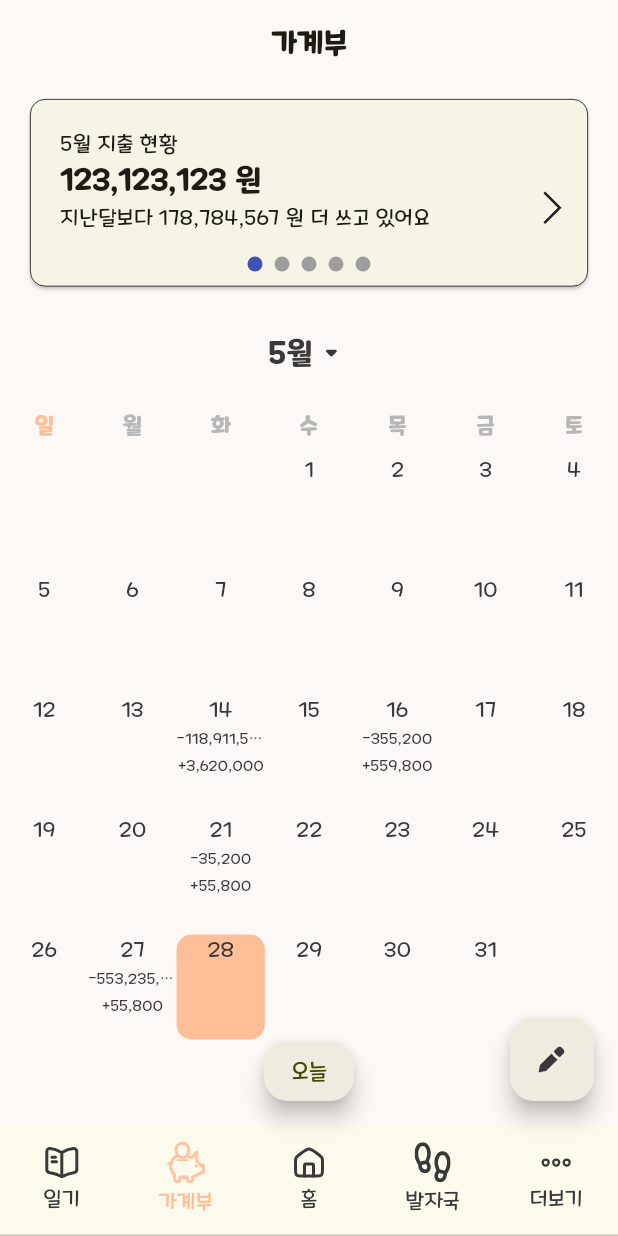
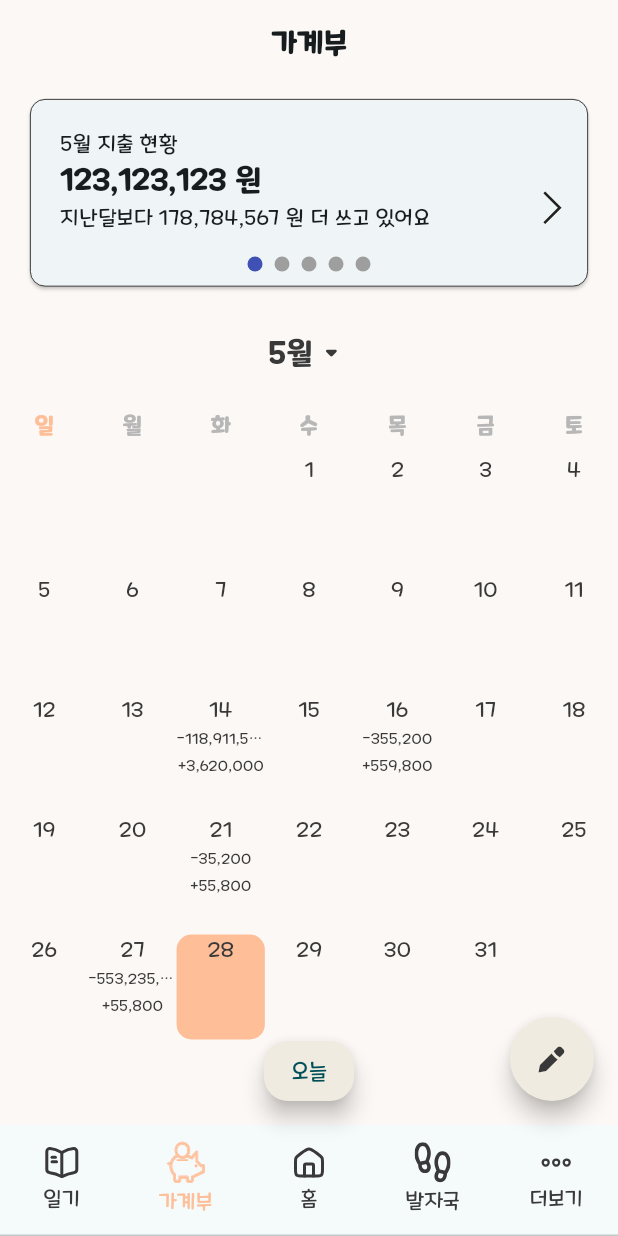
Before and after one commit to APP-Android2/FinalProject-woo_yeon_hi, a Flutter app: the screen it shows after launch, item 2 of the bottom bar chosen, on a phone screen of 412 x 824 dp. Run offline on Flutter 3.47's test engine with Material 3 defaults, Android fonts, the phone set to English and light mode, and no system bars; drawn by our look-alikes of carousel_slider, smooth_page_indicator, table_calendar; our stand-ins replace flutter_svg.

Commit message:
:lipstick: 가계부 메인 UI 수정
앱바, FAB, ListTitle 수정

```diff
--- a/lib/main.dart
+++ b/lib/main.dart
@@ -28,7 +28,7 @@ class _WooYeonHiState extends State<WooYeonHi> {
         title: "WooYeonHi",
         theme: ThemeData(
             colorScheme: ColorScheme.fromSeed(
-                seedColor: ColorFamily.cream,
+                seedColor: ColorFamily.white,
                 brightness: Brightness.light
             ),
             useMaterial3: true
--- a/lib/screen/ledger_screen.dart
+++ b/lib/screen/ledger_screen.dart
@@ -1,5 +1,6 @@
 import 'package:flutter/material.dart';
 import 'package:flutter_svg/flutter_svg.dart';
+import 'package:woo_yeon_hi/screen/ledger_write_screen.dart';
 import 'package:woo_yeon_hi/style/color.dart';
 import 'package:woo_yeon_hi/style/font.dart';
 import 'package:woo_yeon_hi/widget/ledger_carousel_slider.dart';
@@ -18,7 +19,9 @@ class _LedgerScreenState extends State<LedgerScreen> {
   Widget build(BuildContext context) {
     return Scaffold(
       // 앱바
-      appBar: LedgerTopAppBar(),
+      appBar: LedgerTopAppBar(
+        title: '가계부',
+      ),
       // 전체 배경색
       backgroundColor: ColorFamily.cream,
       body: Stack(
@@ -42,34 +45,35 @@ class _LedgerScreenState extends State<LedgerScreen> {
                   width: 60,
                   height: 40,
                   child: FloatingActionButton(
+                    backgroundColor: ColorFamily.beige,
+                    child: Text('오늘', style: TextStyle(fontSize: 15,fontFamily: FontFamily.mapleStoryLight)),
+                    heroTag: "actionButton1",
                     onPressed: () {
                       // FAB의 액션
                       print('Center123');
                     },
-                    backgroundColor: ColorFamily.beige,
-                    child: Text('오늘', style: TextStyle(fontSize: 15,fontFamily: FontFamily.mapleStoryLight)),
                   ),
-                )
-            ),
-          ),
-
-          // 하단 오른쪽에 FloatingActionButton 배치
-          Align(
-            alignment: Alignment.bottomRight,
-            child: Padding(
-              padding: const EdgeInsets.only(bottom: 16.0, right: 16.0), // 화면 하단과 오른쪽에서 간격 설정
-              child: FloatingActionButton(
-                  onPressed: () {
-                    // FAB의 액션
-                    print('Right123');
-                  },
-                  backgroundColor: ColorFamily.beige,
-                  child: SvgPicture.asset('lib/assets/icons/edit.svg')
-              ),
+                ),
             ),
           ),
         ],
       ),
+
+      // 하단 오른쪽에 FloatingActionButton 배치
+      floatingActionButton: FloatingActionButton(
+        shape: CircleBorder(),
+        backgroundColor: ColorFamily.beige,
+        child: SvgPicture.asset('lib/assets/icons/edit.svg'),
+        onPressed: () {
+          // 화면 전환
+          Navigator.of(context).push(
+            MaterialPageRoute(
+              // 보여질 다음 화면을 설정한다.
+              builder: (context) => LedgerWriteScreen(),
+            ),
+          );
+        },
+      ),
     );
   }
 }
--- a/lib/widget/ledger_table_calendar.dart
+++ b/lib/widget/ledger_table_calendar.dart
@@ -100,9 +100,6 @@ class _LedgerTableCalendarState extends State<LedgerTableCalendar> {
                   // 선택된 날짜의 이벤트 업데이트
                   _selectedEvents.value = _getEventsForDay(selectedDay);
                 });
-
-                // 선택된 날짜의 이벤트 업데이트
-                //_selectedEvents.value = _getEventsForDay(selectedDay);
               },
 
               // 페이지(월) 변경 시 호출되는 함수
@@ -120,6 +117,7 @@ class _LedgerTableCalendarState extends State<LedgerTableCalendar> {
                 dowBuilder: (context, day) {
                   if (day.weekday == DateTime.sunday) {
                     // DateFormat.E(): 요일
+                    // DateFormat.d(): 일자
                     final text = DateFormat.E('ko').format(day);
                     return Center(
                       child: Text(
@@ -236,18 +234,21 @@ class _LedgerTableCalendarState extends State<LedgerTableCalendar> {
             ),
           ),
 
-
+          // _selectedEvents의 값이 변경될 때마다 builder 콜백을 호출하여 새로운 UI로 변경
           ValueListenableBuilder<List<Event>>(
             // 감시할 값
             valueListenable: _selectedEvents,
             builder: (context, value, _) {
               return ListView.builder(
+                // ListTile의 리스트뷰의 높이를 자식 아이템들의 높이에 맞춰 설정
                 shrinkWrap: true,
+                // ListTile의 리스트뷰 자체의 스크롤을 비활성화
                 physics: NeverScrollableScrollPhysics(),
+                // 리스트 아이템의 개수를 _selectedEvents의 길이로 설정
                 itemCount: value.length,
                 itemBuilder: (context, index) {
                   return Card(
-                    margin: EdgeInsets.fromLTRB(10, 10, 10, 5),
+                    margin: EdgeInsets.fromLTRB(10, 5, 10, 0),
                     color: Colors.white,
                     child: ListTile(
                       leading: Icon(Icons.access_alarm),
@@ -263,6 +264,7 @@ class _LedgerTableCalendarState extends State<LedgerTableCalendar> {
             },
           ),
 
+          SizedBox(height: 80),
         ],
       ),
     );
--- a/lib/widget/ledger_top_app_bar.dart
+++ b/lib/widget/ledger_top_app_bar.dart
@@ -1,9 +1,16 @@
 import 'package:flutter/material.dart';
+import 'package:flutter_svg/flutter_svg.dart';
 import 'package:woo_yeon_hi/style/color.dart';
 import 'package:woo_yeon_hi/style/font.dart';
+import 'package:woo_yeon_hi/style/text_style.dart';
 
 class LedgerTopAppBar extends StatefulWidget implements PreferredSizeWidget {
-  const LedgerTopAppBar({super.key});
+
+  final String title;
+  final List<Widget> actions;
+  final Widget? leading;
+
+  const LedgerTopAppBar({required this.title, this.actions = const [], this.leading, super.key});
 
   @override
   State<LedgerTopAppBar> createState() => _LedgerTopAppBarState();
@@ -17,9 +24,12 @@ class _LedgerTopAppBarState extends State<LedgerTopAppBar> {
   @override
   Widget build(BuildContext context) {
     return AppBar(
+      surfaceTintColor: ColorFamily.cream,
       backgroundColor: ColorFamily.cream,
-      title: Text('가계부', style: TextStyle(fontSize: 20,fontFamily: FontFamily.mapleStoryBold)),
       centerTitle: true,
+      title: Text(widget.title, style: TextStyleFamily.appBarTitleBoldTextStyle),
+      actions: widget.actions,
+      leading: widget.leading,
     );
   }
 }
--- a/pubspec.yaml
+++ b/pubspec.yaml
@@ -39,8 +39,8 @@ dependencies:
   flutter_svg: ^2.0.10+1
   carousel_slider: ^4.2.1
   smooth_page_indicator: ^1.1.0
-  table_calendar: ^3.0.8
-  intl: ^0.17.0
+  table_calendar: ^3.1.1
+  intl: ^0.19.0
 
 
 dev_dependencies:
```
